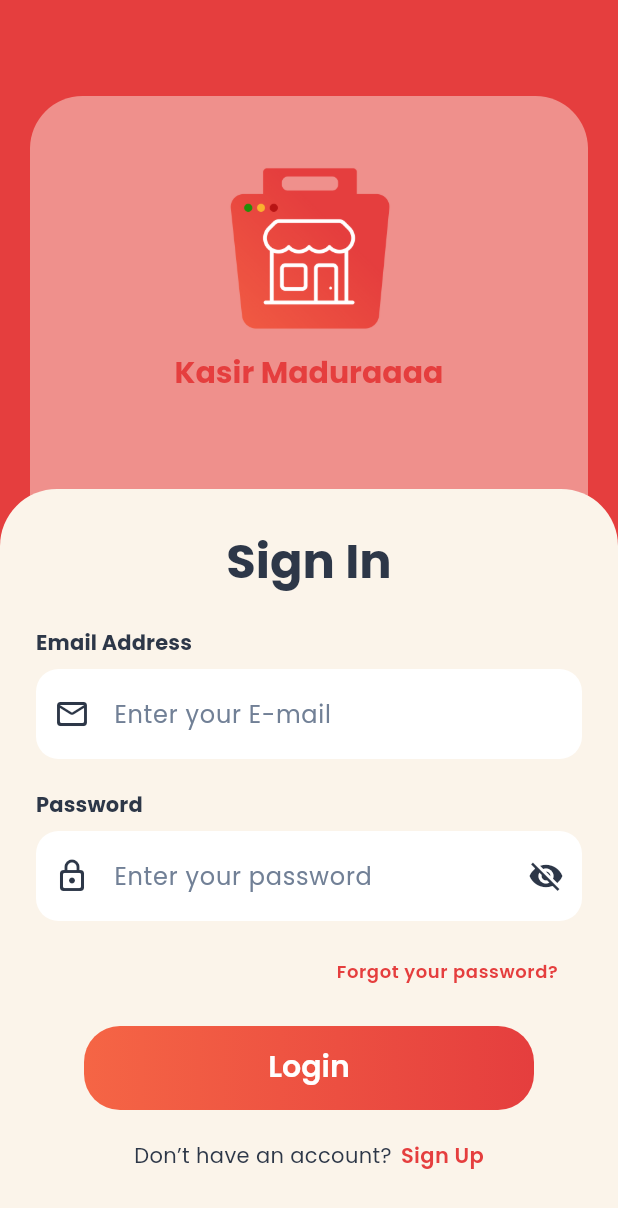
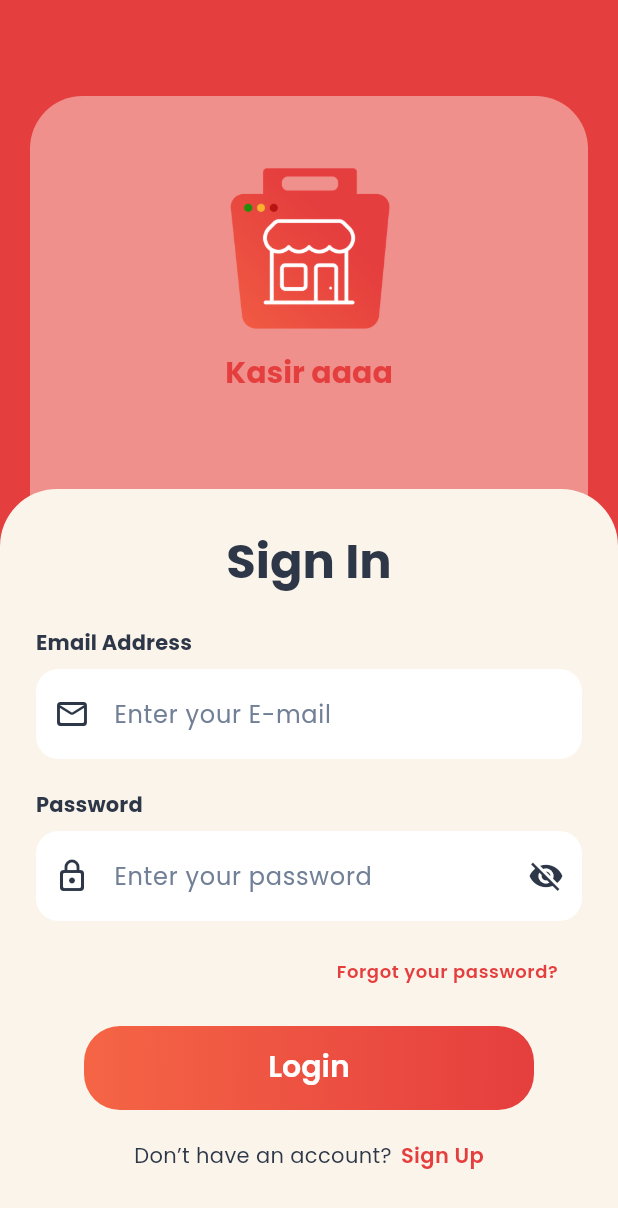
Before and after one commit to amad-IO/frontend-madura-store, a Flutter app: the LoginPage screen opened by its route, on a phone screen of 412 x 824 dp. Shown: the top 1208 px of the screen. Run offline on Flutter 3.47's test engine with Material 3 defaults, Android fonts, the phone set to English and light mode, and no system bars; our stand-ins replace google_fonts.

Commit message:
update halaman login

```diff
--- a/lib/ui/pages/LoginPage.dart
+++ b/lib/ui/pages/LoginPage.dart
@@ -148,7 +148,7 @@ class _LoginPageState extends State<LoginPage> {
                         Positioned(
                           top: 146, // atur sesuai kebutuhan
                           child: Text(
-                            'Kasir Maduraaaa',
+                            'Kasir aaaa',
                             textAlign: TextAlign.center,
                             style: GoogleFonts.poppins(
                               color: AppTheme.primaryRed,
```
Also changed, not shown: flutter_01.png (deleted), flutter_02.png (deleted), flutter_03.png (deleted), flutter_04.png (deleted).
